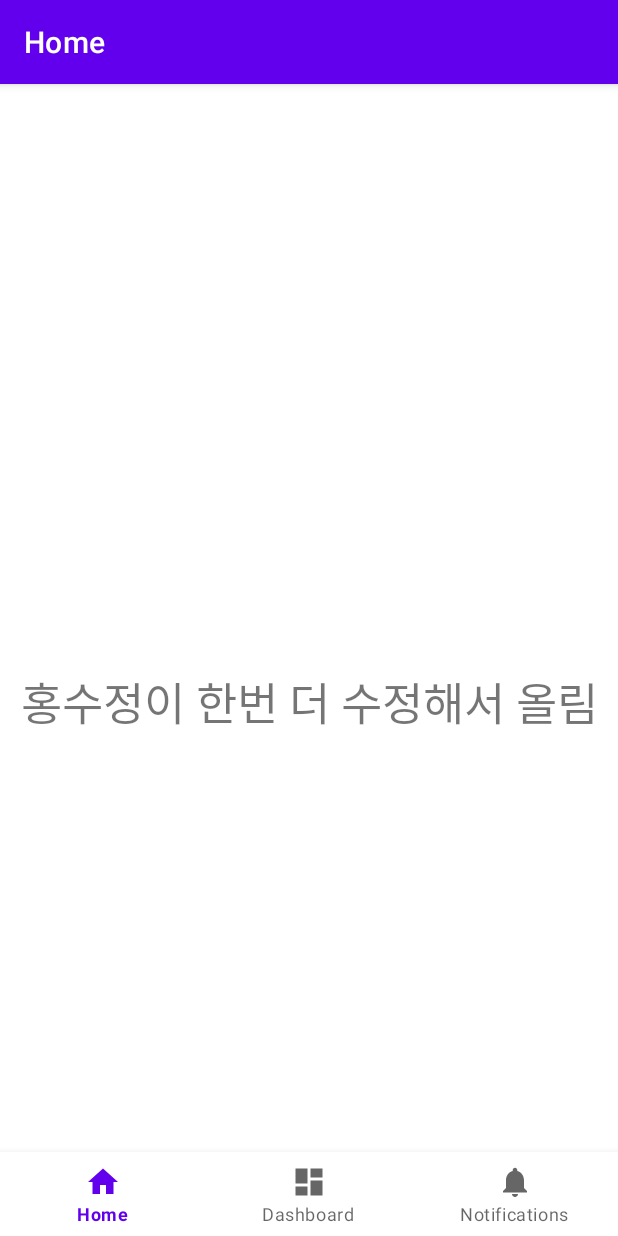
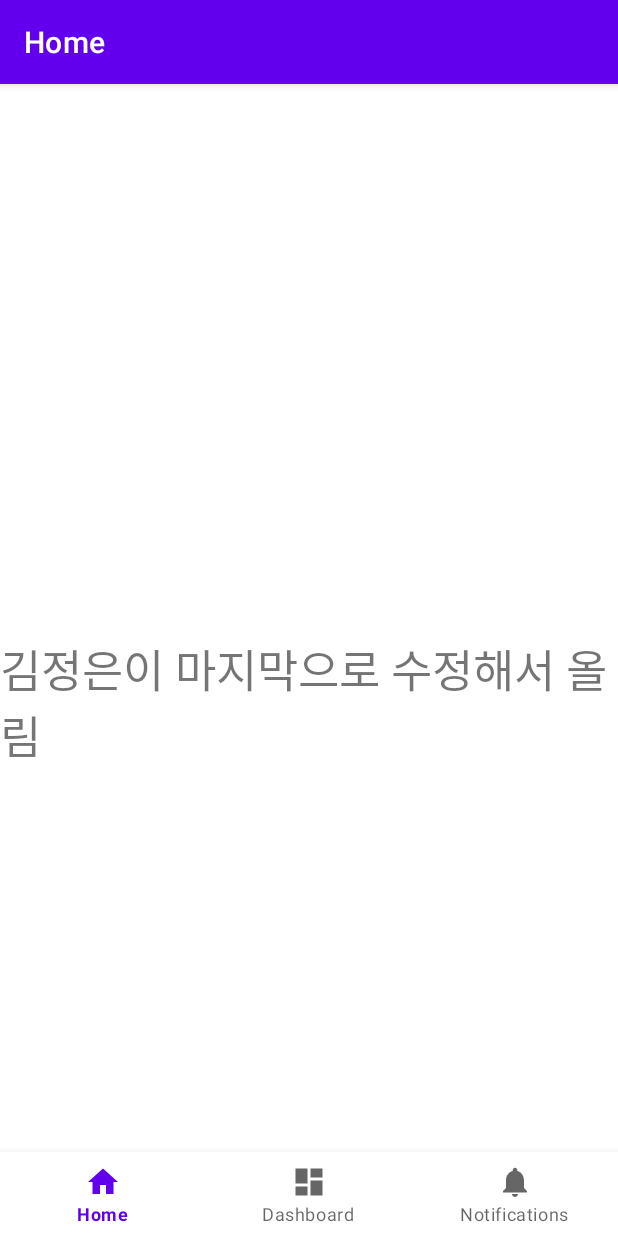
Before and after one commit to epdlrnldudnj/MI, an Android app: the screen it shows after launch (MainActivity), on a phone screen of 412 x 824 dp. Run offline under Robolectric (Android 15) with nearby library versions, the phone set to English and light mode, and no system bars; our stand-ins replace navigation-ui; 2 statements that could not run were skipped.

Commit message:
NKP commit

```diff
--- a/app/src/main/res/layout/fragment_home.xml
+++ b/app/src/main/res/layout/fragment_home.xml
@@ -10,7 +10,7 @@
         android:id="@+id/textView"
         android:layout_width="wrap_content"
         android:layout_height="wrap_content"
-        android:text="홍수정이 한번 더 수정해서 올림"
+        android:text="김정은이 마지막으로 수정해서 올림"
         android:textSize="30sp"
         app:layout_constraintBottom_toBottomOf="parent"
         app:layout_constraintEnd_toEndOf="parent"
```
